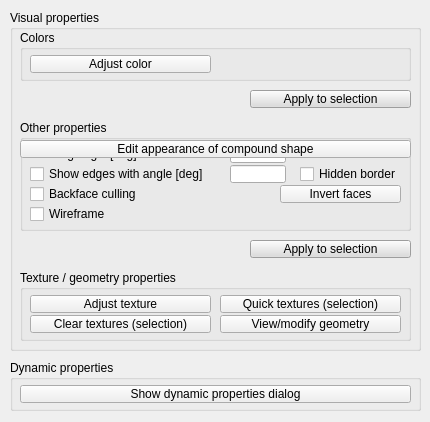
Before: the Qt Designer form ui/qdlgshapes.ui in CoppeliaRobotics/coppeliaSimLib, drawn with Qt 5.
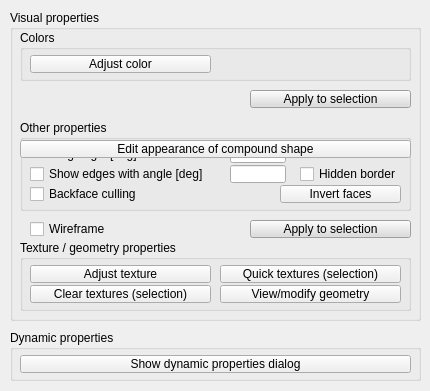
After: the same form once the commit is applied.

What changed in the file:
```diff
--- a/ui/qdlgshapes.ui
+++ b/ui/qdlgshapes.ui
@@ -10,7 +10,7 @@
     <x>0</x>
     <y>0</y>
     <width>430</width>
-    <height>422</height>
+    <height>391</height>
    </rect>
   </property>
   <property name="windowTitle">
@@ -29,7 +29,7 @@
    <property name="geometry">
     <rect>
      <x>10</x>
-     <y>360</y>
+     <y>330</y>
      <width>411</width>
      <height>51</height>
     </rect>
@@ -66,7 +66,7 @@
      <x>10</x>
      <y>10</y>
      <width>411</width>
-     <height>341</height>
+     <height>311</height>
     </rect>
    </property>
    <property name="title">
@@ -568,7 +568,7 @@
       <x>10</x>
       <y>110</y>
       <width>391</width>
-      <height>111</height>
+      <height>91</height>
      </rect>
     </property>
     <property name="title">
@@ -593,22 +593,6 @@
       <string>Backface culling</string>
      </property>
     </widget>
-    <widget class="QCheckBox" name="qqWireframe">
-     <property name="geometry">
-      <rect>
-       <x>10</x>
-       <y>85</y>
-       <width>151</width>
-       <height>18</height>
-      </rect>
-     </property>
-     <property name="focusPolicy">
-      <enum>Qt::StrongFocus</enum>
-     </property>
-     <property name="text">
-      <string>Wireframe</string>
-     </property>
-    </widget>
     <widget class="QCheckBox" name="qqShowEdges">
      <property name="geometry">
       <rect>
@@ -695,7 +679,7 @@
     <property name="geometry">
      <rect>
       <x>240</x>
-      <y>230</y>
+      <y>210</y>
       <width>161</width>
       <height>18</height>
      </rect>
@@ -1153,7 +1137,7 @@
     <property name="geometry">
      <rect>
       <x>10</x>
-      <y>260</y>
+      <y>230</y>
       <width>391</width>
       <height>71</height>
      </rect>
@@ -1229,6 +1213,22 @@
      </property>
     </widget>
    </widget>
+   <widget class="QCheckBox" name="qqWireframe">
+    <property name="geometry">
+     <rect>
+      <x>20</x>
+      <y>210</y>
+      <width>151</width>
+      <height>18</height>
+     </rect>
+    </property>
+    <property name="focusPolicy">
+     <enum>Qt::StrongFocus</enum>
+    </property>
+    <property name="text">
+     <string>Wireframe</string>
+    </property>
+   </widget>
   </widget>
   <widget class="QToolButton" name="qqEditMultishape">
    <property name="geometry">
```
